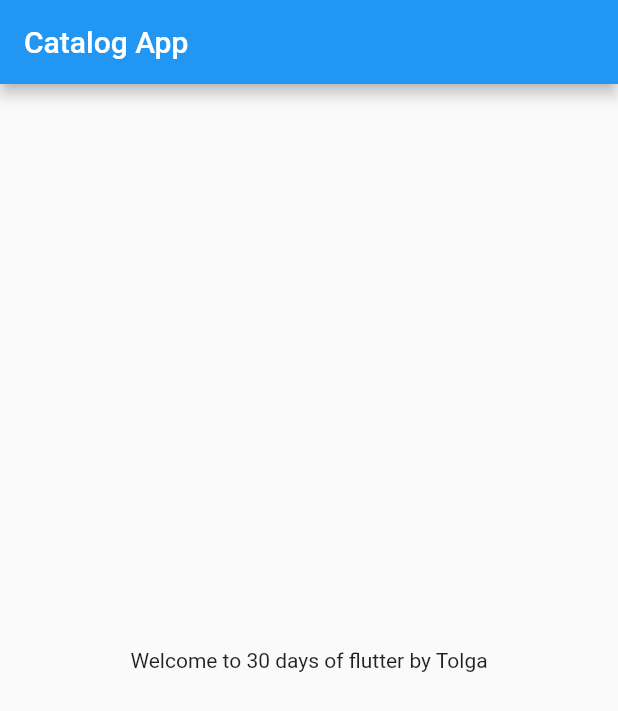
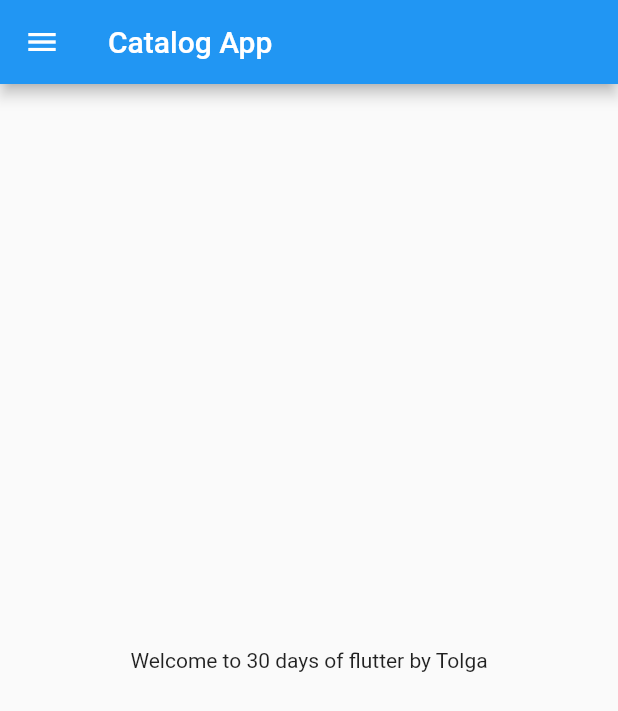
Before and after one commit to ttolgaerdogan/flutter-course, a Flutter app: the screen it shows after launch, on a phone screen of 412 x 824 dp. Shown: the top 711 px of the screen. Run offline on Flutter 3.47's test engine with Material 2 defaults, Android fonts, the phone set to English and light mode, and no system bars.

Commit message:
update day2

```diff
--- a/lib/home_page.dart
+++ b/lib/home_page.dart
@@ -5,8 +5,8 @@ class HomePage extends StatelessWidget {
 
   @override
   Widget build(BuildContext context) {
-    int days = 30;
-    String name = "Tolga";
+    const int days = 30;
+    const String name = "Tolga";
 
     return Scaffold(
       appBar: AppBar(
@@ -16,6 +16,8 @@ class HomePage extends StatelessWidget {
         child: Container(
           child: Text("Welcome to $days days of flutter by $name"),
         ),
-        ));
+      ),
+      drawer: const Drawer(),
+    );
   }
 }
```
Lines whose indentation alone changed are shown as unchanged.
